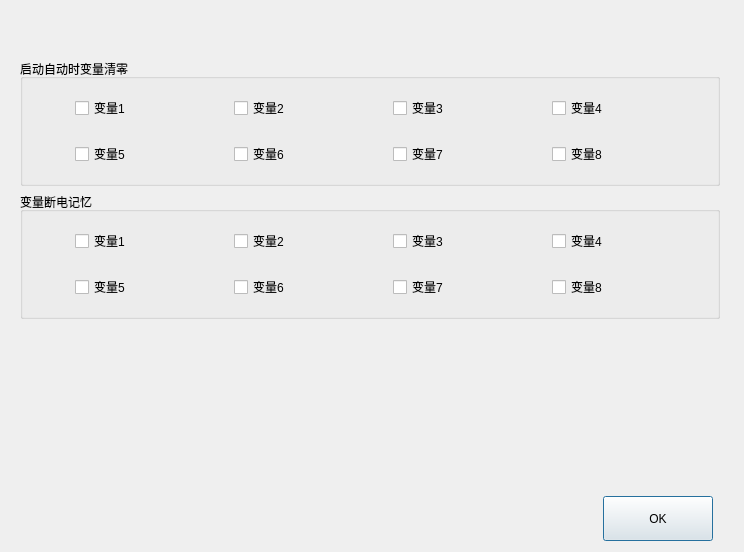
First picture: the form in dialogs/cleardialog.ui, repository Jade-yun/MachineTool, before the edit.
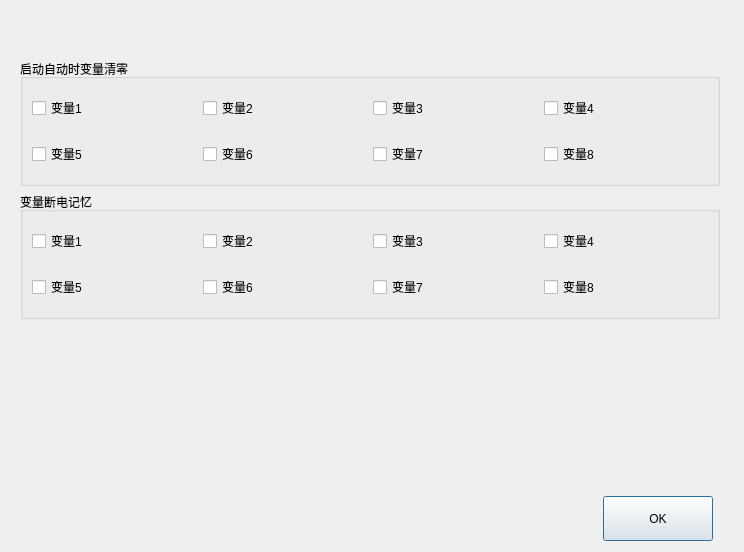
Second picture: the form after the edit.

Patch:
```diff
--- a/dialogs/cleardialog.ui
+++ b/dialogs/cleardialog.ui
@@ -538,7 +538,7 @@
             <item row="1" column="0">
              <widget class="QCheckBox" name="chboxVar5">
               <property name="sizePolicy">
-               <sizepolicy hsizetype="Fixed" vsizetype="Fixed">
+               <sizepolicy hsizetype="Preferred" vsizetype="Fixed">
                 <horstretch>120</horstretch>
                 <verstretch>40</verstretch>
                </sizepolicy>
@@ -549,12 +549,6 @@
                 <height>40</height>
                </size>
               </property>
-              <property name="maximumSize">
-               <size>
-                <width>110</width>
-                <height>40</height>
-               </size>
-              </property>
               <property name="text">
                <string>变量5</string>
               </property>
@@ -569,7 +563,7 @@
             <item row="0" column="2">
              <widget class="QCheckBox" name="chboxVar3">
               <property name="sizePolicy">
-               <sizepolicy hsizetype="Fixed" vsizetype="Fixed">
+               <sizepolicy hsizetype="Preferred" vsizetype="Fixed">
                 <horstretch>120</horstretch>
                 <verstretch>40</verstretch>
                </sizepolicy>
@@ -580,12 +574,6 @@
                 <height>40</height>
                </size>
               </property>
-              <property name="maximumSize">
-               <size>
-                <width>110</width>
-                <height>40</height>
-               </size>
-              </property>
               <property name="text">
                <string>变量3</string>
               </property>
@@ -600,7 +588,7 @@
             <item row="1" column="1">
              <widget class="QCheckBox" name="chboxVar6">
               <property name="sizePolicy">
-               <sizepolicy hsizetype="Fixed" vsizetype="Fixed">
+               <sizepolicy hsizetype="Preferred" vsizetype="Fixed">
                 <horstretch>120</horstretch>
                 <verstretch>40</verstretch>
                </sizepolicy>
@@ -611,12 +599,6 @@
                 <height>40</height>
                </size>
               </property>
-              <property name="maximumSize">
-               <size>
-                <width>110</width>
-                <height>40</height>
-               </size>
-              </property>
               <property name="text">
                <string>变量6</string>
               </property>
@@ -631,7 +613,7 @@
             <item row="1" column="2">
              <widget class="QCheckBox" name="chboxVar7">
               <property name="sizePolicy">
-               <sizepolicy hsizetype="Fixed" vsizetype="Fixed">
+               <sizepolicy hsizetype="Preferred" vsizetype="Fixed">
                 <horstretch>120</horstretch>
                 <verstretch>40</verstretch>
                </sizepolicy>
@@ -642,12 +624,6 @@
                 <height>40</height>
                </size>
               </property>
-              <property name="maximumSize">
-               <size>
-                <width>110</width>
-                <height>40</height>
-               </size>
-              </property>
               <property name="text">
                <string>变量7</string>
               </property>
@@ -662,7 +638,7 @@
             <item row="0" column="1">
              <widget class="QCheckBox" name="chboxVar2">
               <property name="sizePolicy">
-               <sizepolicy hsizetype="Fixed" vsizetype="Fixed">
+               <sizepolicy hsizetype="Preferred" vsizetype="Fixed">
                 <horstretch>120</horstretch>
                 <verstretch>40</verstretch>
                </sizepolicy>
@@ -673,12 +649,6 @@
                 <height>40</height>
                </size>
               </property>
-              <property name="maximumSize">
-               <size>
-                <width>110</width>
-                <height>40</height>
-               </size>
-              </property>
               <property name="text">
                <string>变量2</string>
               </property>
@@ -693,7 +663,7 @@
             <item row="0" column="0">
              <widget class="QCheckBox" name="chboxVar1">
               <property name="sizePolicy">
-               <sizepolicy hsizetype="Fixed" vsizetype="Fixed">
+               <sizepolicy hsizetype="Preferred" vsizetype="Fixed">
                 <horstretch>120</horstretch>
                 <verstretch>40</verstretch>
                </sizepolicy>
@@ -704,12 +674,6 @@
                 <height>40</height>
                </size>
               </property>
-              <property name="maximumSize">
-               <size>
-                <width>110</width>
-                <height>40</height>
-               </size>
-              </property>
               <property name="text">
                <string>变量1</string>
               </property>
@@ -724,7 +688,7 @@
             <item row="0" column="3">
              <widget class="QCheckBox" name="chboxVar4">
               <property name="sizePolicy">
-               <sizepolicy hsizetype="Fixed" vsizetype="Fixed">
+               <sizepolicy hsizetype="Preferred" vsizetype="Fixed">
                 <horstretch>120</horstretch>
                 <verstretch>40</verstretch>
                </sizepolicy>
@@ -735,12 +699,6 @@
                 <height>40</height>
                </size>
               </property>
-              <property name="maximumSize">
-               <size>
-                <width>110</width>
-                <height>40</height>
-               </size>
-              </property>
               <property name="text">
                <string>变量4</string>
               </property>
@@ -755,7 +713,7 @@
             <item row="1" column="3">
              <widget class="QCheckBox" name="chboxVar8">
               <property name="sizePolicy">
-               <sizepolicy hsizetype="Fixed" vsizetype="Fixed">
+               <sizepolicy hsizetype="Preferred" vsizetype="Fixed">
                 <horstretch>120</horstretch>
                 <verstretch>40</verstretch>
                </sizepolicy>
@@ -766,12 +724,6 @@
                 <height>40</height>
                </size>
               </property>
-              <property name="maximumSize">
-               <size>
-                <width>110</width>
-                <height>40</height>
-               </size>
-              </property>
               <property name="text">
                <string>变量8</string>
               </property>
@@ -824,7 +776,7 @@
             <item row="0" column="0">
              <widget class="QCheckBox" name="chboxVar1_2">
               <property name="sizePolicy">
-               <sizepolicy hsizetype="Fixed" vsizetype="Fixed">
+               <sizepolicy hsizetype="Preferred" vsizetype="Fixed">
                 <horstretch>120</horstretch>
                 <verstretch>40</verstretch>
                </sizepolicy>
@@ -835,12 +787,6 @@
                 <height>40</height>
                </size>
               </property>
-              <property name="maximumSize">
-               <size>
-                <width>110</width>
-                <height>40</height>
-               </size>
-              </property>
               <property name="text">
                <string>变量1</string>
               </property>
@@ -855,7 +801,7 @@
             <item row="0" column="1">
              <widget class="QCheckBox" name="chboxVar2_2">
               <property name="sizePolicy">
-               <sizepolicy hsizetype="Fixed" vsizetype="Fixed">
+               <sizepolicy hsizetype="Preferred" vsizetype="Fixed">
                 <horstretch>120</horstretch>
                 <verstretch>40</verstretch>
                </sizepolicy>
@@ -866,12 +812,6 @@
                 <height>40</height>
                </size>
               </property>
-              <property name="maximumSize">
-               <size>
-                <width>110</width>
-                <height>40</height>
-               </size>
-              </property>
               <property name="text">
                <string>变量2</string>
               </property>
@@ -886,7 +826,7 @@
             <item row="0" column="2">
              <widget class="QCheckBox" name="chboxVar3_2">
               <property name="sizePolicy">
-               <sizepolicy hsizetype="Fixed" vsizetype="Fixed">
+               <sizepolicy hsizetype="Preferred" vsizetype="Fixed">
                 <horstretch>120</horstretch>
                 <verstretch>40</verstretch>
                </sizepolicy>
@@ -897,12 +837,6 @@
                 <height>40</height>
                </size>
               </property>
-              <property name="maximumSize">
-               <size>
-                <width>110</width>
-                <height>40</height>
-               </size>
-              </property>
               <property name="text">
                <string>变量3</string>
               </property>
@@ -917,7 +851,7 @@
             <item row="0" column="3">
              <widget class="QCheckBox" name="chboxVar4_2">
               <property name="sizePolicy">
-               <sizepolicy hsizetype="Fixed" vsizetype="Fixed">
+               <sizepolicy hsizetype="Preferred" vsizetype="Fixed">
                 <horstretch>120</horstretch>
                 <verstretch>40</verstretch>
                </sizepolicy>
@@ -928,12 +862,6 @@
                 <height>40</height>
                </size>
               </property>
-              <property name="maximumSize">
-               <size>
-                <width>110</width>
-                <height>40</height>
-               </size>
-              </property>
               <property name="text">
                <string>变量4</string>
               </property>
@@ -948,7 +876,7 @@
             <item row="1" column="0">
              <widget class="QCheckBox" name="chboxVar5_2">
               <property name="sizePolicy">
-               <sizepolicy hsizetype="Fixed" vsizetype="Fixed">
+               <sizepolicy hsizetype="Preferred" vsizetype="Fixed">
                 <horstretch>120</horstretch>
                 <verstretch>40</verstretch>
                </sizepolicy>
@@ -959,12 +887,6 @@
                 <height>40</height>
                </size>
               </property>
-              <property name="maximumSize">
-               <size>
-                <width>110</width>
-                <height>40</height>
-               </size>
-              </property>
               <property name="text">
                <string>变量5</string>
               </property>
@@ -979,7 +901,7 @@
             <item row="1" column="1">
              <widget class="QCheckBox" name="chboxVar6_2">
               <property name="sizePolicy">
-               <sizepolicy hsizetype="Fixed" vsizetype="Fixed">
+               <sizepolicy hsizetype="Preferred" vsizetype="Fixed">
                 <horstretch>120</horstretch>
                 <verstretch>40</verstretch>
                </sizepolicy>
@@ -990,12 +912,6 @@
                 <height>40</height>
                </size>
               </property>
-              <property name="maximumSize">
-               <size>
-                <width>110</width>
-                <height>40</height>
-               </size>
-              </property>
               <property name="text">
                <string>变量6</string>
               </property>
@@ -1010,7 +926,7 @@
             <item row="1" column="2">
              <widget class="QCheckBox" name="chboxVar7_2">
               <property name="sizePolicy">
-               <sizepolicy hsizetype="Fixed" vsizetype="Fixed">
+               <sizepolicy hsizetype="Preferred" vsizetype="Fixed">
                 <horstretch>120</horstretch>
                 <verstretch>40</verstretch>
                </sizepolicy>
@@ -1021,12 +937,6 @@
                 <height>40</height>
                </size>
               </property>
-              <property name="maximumSize">
-               <size>
-                <width>110</width>
-                <height>40</height>
-               </size>
-              </property>
               <property name="text">
                <string>变量7</string>
               </property>
@@ -1041,7 +951,7 @@
             <item row="1" column="3">
              <widget class="QCheckBox" name="chboxVar8_2">
               <property name="sizePolicy">
-               <sizepolicy hsizetype="Fixed" vsizetype="Fixed">
+               <sizepolicy hsizetype="Preferred" vsizetype="Fixed">
                 <horstretch>120</horstretch>
                 <verstretch>40</verstretch>
                </sizepolicy>
@@ -1052,12 +962,6 @@
                 <height>40</height>
                </size>
               </property>
-              <property name="maximumSize">
-               <size>
-                <width>110</width>
-                <height>40</height>
-               </size>
-              </property>
               <property name="text">
                <string>变量8</string>
               </property>
```
